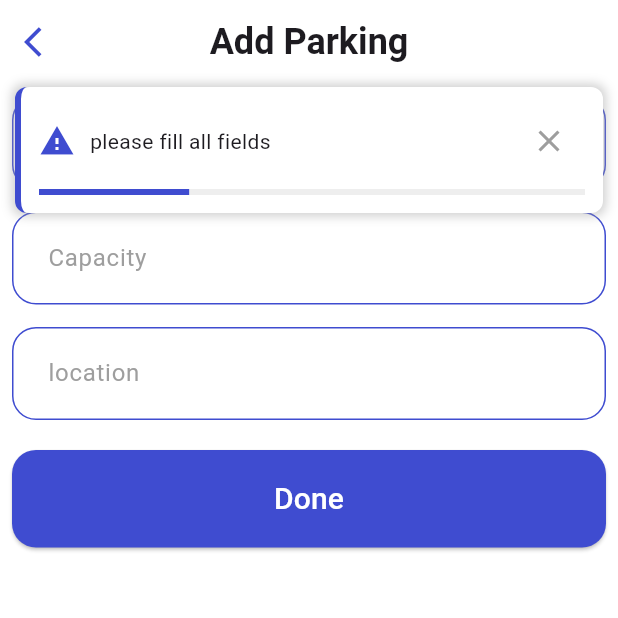
After one commit to Moazzibrahim/transit_station, a Flutter app: the AddParkingScreen screen opened directly, after a tap on "Done", on a phone screen of 412 x 824 dp, the top half of it. The commit adds this screen. Run offline on Flutter 3.47's test engine with Material 3 defaults, Android fonts, the phone set to English and light mode, and no system bars; our stand-ins replace fl_chart, flutter_screenutil, flutter_svg, image_picker, pinput, shared_preferences; accounts and stored records are empty; project files that could hold a hidden picture were left out.

Commit message:
fetch and add parking

```diff
--- /dev/null
+++ b/lib/views/admin/screens/add_parking_screen.dart
@@ -0,0 +1,74 @@
+import 'package:flutter/material.dart';
+import 'package:provider/provider.dart';
+import 'package:transit_station/constants/build_appbar.dart';
+import 'package:transit_station/constants/colors.dart';
+import 'package:transit_station/constants/widgets.dart';
+import 'package:transit_station/controllers/parking_controller.dart';
+
+class AddParkingScreen extends StatefulWidget {
+  const AddParkingScreen({super.key});
+
+  @override
+  State<AddParkingScreen> createState() => _AddParkingScreenState();
+}
+
+class _AddParkingScreenState extends State<AddParkingScreen> {
+  final _nameController = TextEditingController();
+  final _capacityController = TextEditingController();
+  final _locationController = TextEditingController();
+  @override
+  Widget build(BuildContext context) {
+    return Scaffold(
+      appBar: buildAppBar(context, 'Add Parking'),
+      body: Padding(
+        padding: const EdgeInsets.all(8.0),
+        child: Column(
+          children: [
+            TextField(
+              controller: _nameController,
+              decoration: inputDecoration('Name'),
+            ),
+            const SizedBox(height: 15,),
+            TextField(
+              controller: _capacityController,
+              decoration: inputDecoration('Capacity'),
+            ),
+            const SizedBox(height: 15,),
+            TextField(
+              controller: _locationController,
+              decoration: inputDecoration('location'),
+            ),
+            const SizedBox(height: 20,),
+              SizedBox(
+              width: double.infinity,
+              child: ElevatedButton(
+                onPressed: () {
+                if(_nameController.text.trim().isEmpty || _capacityController.text.trim().isEmpty || _locationController.text.trim().isEmpty){
+                  showTopSnackBar(context,'please fill all fields', Icons.warning,defaultColor, const Duration(seconds: 4));
+                }else{
+                  Provider.of<ParkingController>(context,listen: false).addParking(context,
+                    _nameController.text,
+                    int.parse(_capacityController.text),
+                    _locationController.text
+                    );
+                    showTopSnackBar(context,'Parking added', Icons.check_circle_outline,defaultColor, const Duration(seconds: 4));
+                }
+                },
+                style: ElevatedButton.styleFrom(
+                    backgroundColor: defaultColor,
+                    foregroundColor: Colors.white,
+                    shape: RoundedRectangleBorder(
+                      borderRadius: BorderRadius.circular(16),
+                    ),
+                    padding: const EdgeInsets.symmetric(
+                      vertical: 18,
+                    )),
+                child: const Text('Done',style: TextStyle(fontSize: 20),),
+              ),
+            ),
+          ],
+        ),
+      ),
+    );
+  }
+}
```
Also changed, not shown: lib/controllers/parking_controller.dart (+28 -0 lines), lib/views/admin/screens/parking_details_screen.dart (added, +12 -0 lines), lib/views/admin/screens/parking_screen.dart (+76 -11 lines).
